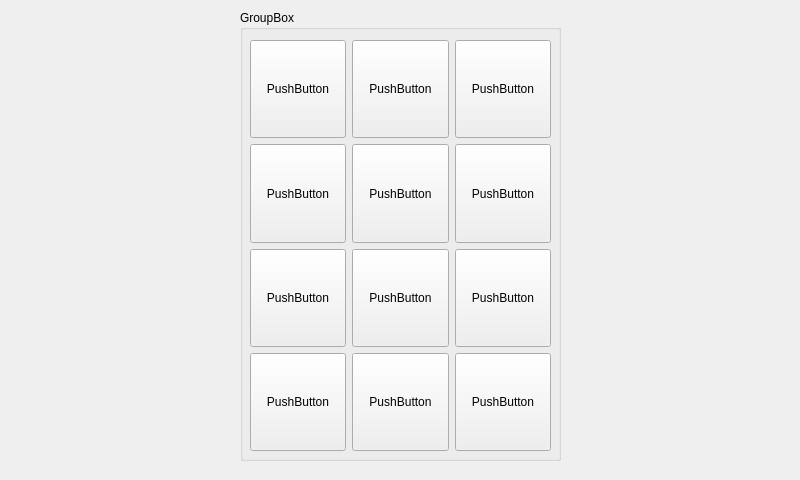
Above: Parties_Raspberry_Gaches/Code/Projet_Casier/interfacedescasiers.ui from cbourgouin/Projet_Casier before the change. Below: the same form after it.
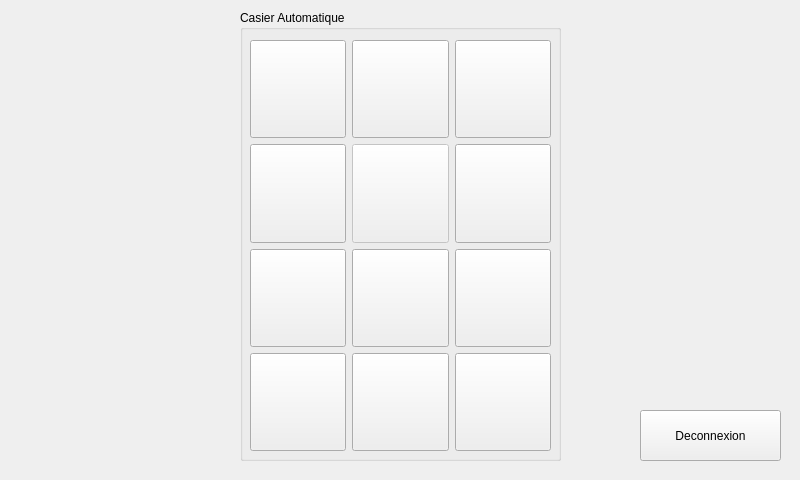
That is the form after the change.

```diff
--- a/Parties_Raspberry_Gaches/Code/Projet_Casier/interfacedescasiers.ui
+++ b/Parties_Raspberry_Gaches/Code/Projet_Casier/interfacedescasiers.ui
@@ -47,7 +47,7 @@
     </rect>
    </property>
    <property name="title">
-    <string>GroupBox</string>
+    <string>Casier Automatique </string>
    </property>
    <widget class="QWidget" name="layoutWidget">
     <property name="geometry">
@@ -74,7 +74,7 @@
         <enum>Qt::StrongFocus</enum>
        </property>
        <property name="text">
-        <string>PushButton</string>
+        <string/>
        </property>
       </widget>
      </item>
@@ -87,7 +87,7 @@
         </sizepolicy>
        </property>
        <property name="text">
-        <string>PushButton</string>
+        <string/>
        </property>
       </widget>
      </item>
@@ -100,7 +100,7 @@
         </sizepolicy>
        </property>
        <property name="text">
-        <string>PushButton</string>
+        <string/>
        </property>
       </widget>
      </item>
@@ -113,12 +113,15 @@
         </sizepolicy>
        </property>
        <property name="text">
-        <string>PushButton</string>
+        <string/>
        </property>
       </widget>
      </item>
      <item row="1" column="1">
-      <widget class="QPushButton" name="pushButton_6">
+      <widget class="QPushButton" name="pushButton_Ecran">
+       <property name="enabled">
+        <bool>false</bool>
+       </property>
        <property name="sizePolicy">
         <sizepolicy hsizetype="MinimumExpanding" vsizetype="MinimumExpanding">
          <horstretch>0</horstretch>
@@ -126,12 +129,12 @@
         </sizepolicy>
        </property>
        <property name="text">
-        <string>PushButton</string>
+        <string/>
        </property>
       </widget>
      </item>
      <item row="1" column="2">
-      <widget class="QPushButton" name="pushButton_10">
+      <widget class="QPushButton" name="pushButton_05">
        <property name="sizePolicy">
         <sizepolicy hsizetype="MinimumExpanding" vsizetype="MinimumExpanding">
          <horstretch>0</horstretch>
@@ -139,7 +142,7 @@
         </sizepolicy>
        </property>
        <property name="text">
-        <string>PushButton</string>
+        <string/>
        </property>
       </widget>
      </item>
@@ -152,7 +155,7 @@
         </sizepolicy>
        </property>
        <property name="text">
-        <string>PushButton</string>
+        <string/>
        </property>
       </widget>
      </item>
@@ -165,7 +168,7 @@
         </sizepolicy>
        </property>
        <property name="text">
-        <string>PushButton</string>
+        <string/>
        </property>
       </widget>
      </item>
@@ -178,7 +181,7 @@
         </sizepolicy>
        </property>
        <property name="text">
-        <string>PushButton</string>
+        <string/>
        </property>
       </widget>
      </item>
@@ -191,12 +194,12 @@
         </sizepolicy>
        </property>
        <property name="text">
-        <string>PushButton</string>
+        <string/>
        </property>
       </widget>
      </item>
      <item row="3" column="1">
-      <widget class="QPushButton" name="pushButton_8">
+      <widget class="QPushButton" name="pushButton_10">
        <property name="sizePolicy">
         <sizepolicy hsizetype="MinimumExpanding" vsizetype="MinimumExpanding">
          <horstretch>0</horstretch>
@@ -204,7 +207,7 @@
         </sizepolicy>
        </property>
        <property name="text">
-        <string>PushButton</string>
+        <string/>
        </property>
       </widget>
      </item>
@@ -217,13 +220,26 @@
         </sizepolicy>
        </property>
        <property name="text">
-        <string>PushButton</string>
+        <string/>
        </property>
       </widget>
      </item>
     </layout>
    </widget>
   </widget>
+  <widget class="QPushButton" name="Deconnexion">
+   <property name="geometry">
+    <rect>
+     <x>640</x>
+     <y>410</y>
+     <width>141</width>
+     <height>51</height>
+    </rect>
+   </property>
+   <property name="text">
+    <string>Deconnexion</string>
+   </property>
+  </widget>
  </widget>
  <resources/>
  <connections>
```
Left out of the diff: 18 changed lines with no effect on the pictures.
